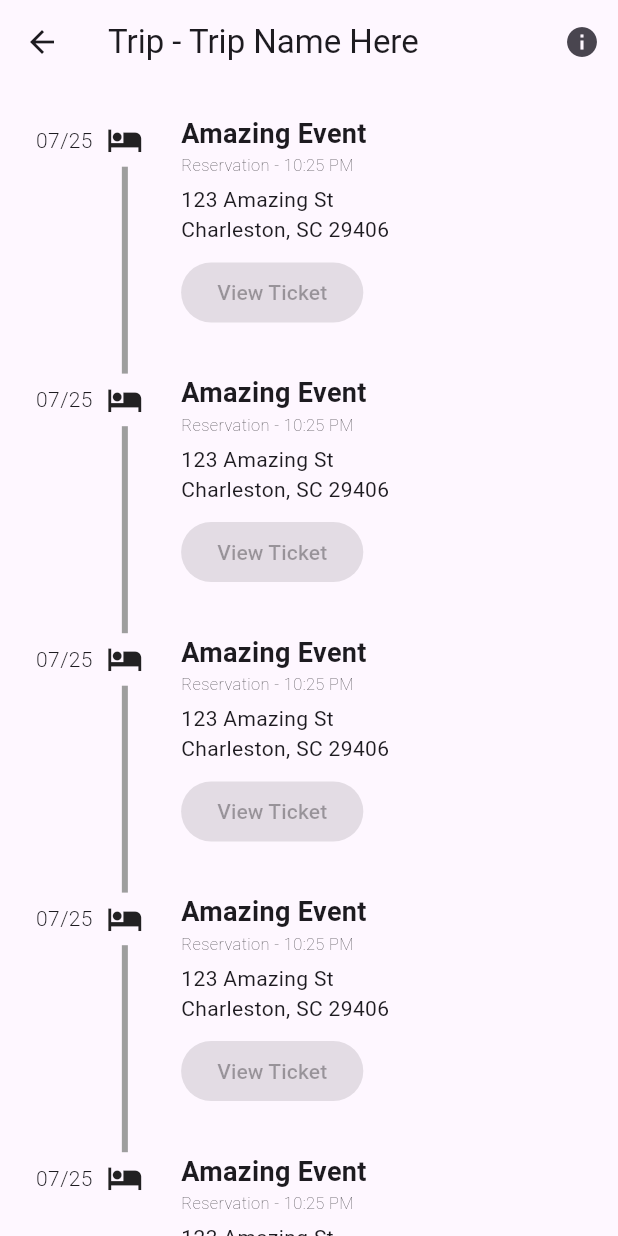
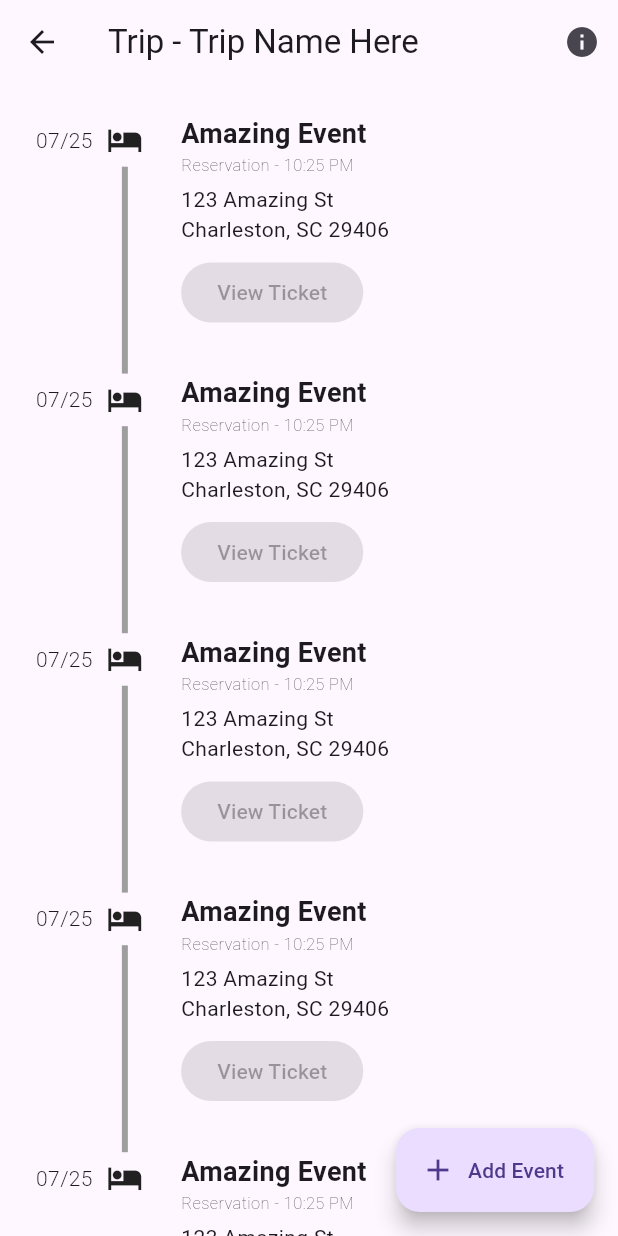
Before and after one commit to alleras/voyagr-mobile, a Flutter app: the TripView screen opened by its route, on a phone screen of 412 x 824 dp. Run offline on Flutter 3.47's test engine with Material 3 defaults, Android fonts, the phone set to English and light mode, and no system bars; drawn by our look-alikes of timeline_tile; our stand-ins replace flutter_dotenv; generated files the repository leaves out were written again.

```diff
--- /dev/null
+++ b/lib/models/trip_model.dart
@@ -0,0 +1,6 @@
+class Trip {
+  String tripId;
+
+  Trip.fromJson(Map<String, dynamic> json):
+    tripId = json['id'] as String;
+}
--- a/lib/src/trips/trip_view.dart
+++ b/lib/src/trips/trip_view.dart
@@ -27,6 +27,19 @@ class TripView extends StatelessWidget {
         ],
       ),
 
+      floatingActionButton: FloatingActionButton.extended(
+        onPressed: () {
+          Navigator.push(
+            context,
+            MaterialPageRoute(
+              builder: (context) => TripSetupView()
+            )
+          );
+        },
+        label: const Text('Add Event'),
+        icon: const Icon(Icons.add),
+      ),
+
       body: Padding(
         padding: const EdgeInsets.symmetric(horizontal: 20),
         child: ListView(
```
Also changed, not shown: lib/services/base_api_service.dart (added, +15 -0 lines), lib/services/trips_service.dart (added, +31 -0 lines), lib/util/constants.dart (added, +8 -0 lines), lib/providers/trips_provider.dart (added), lib/providers/users_provider.dart (added), lib/services/users_service.dart (added), 1 other file.
